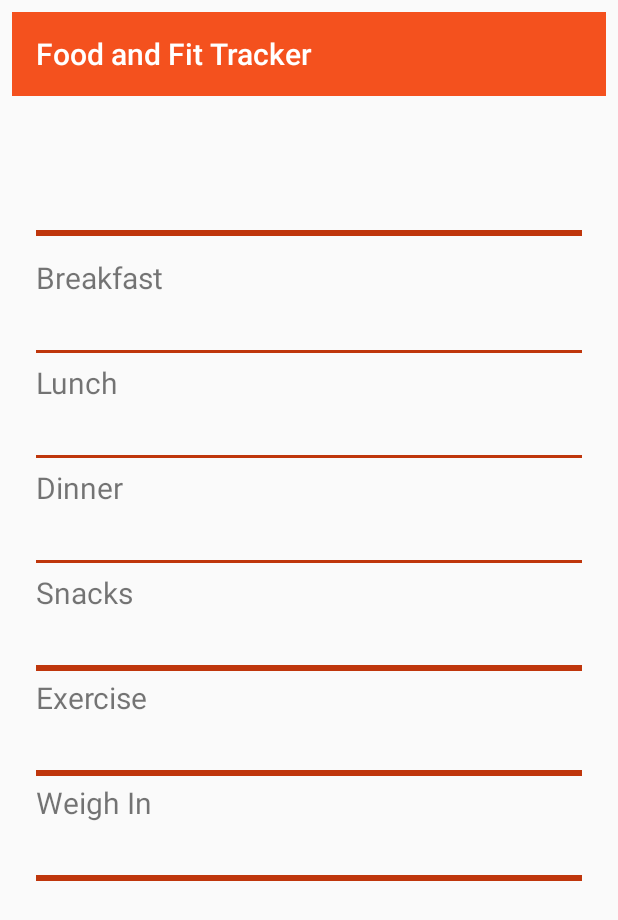
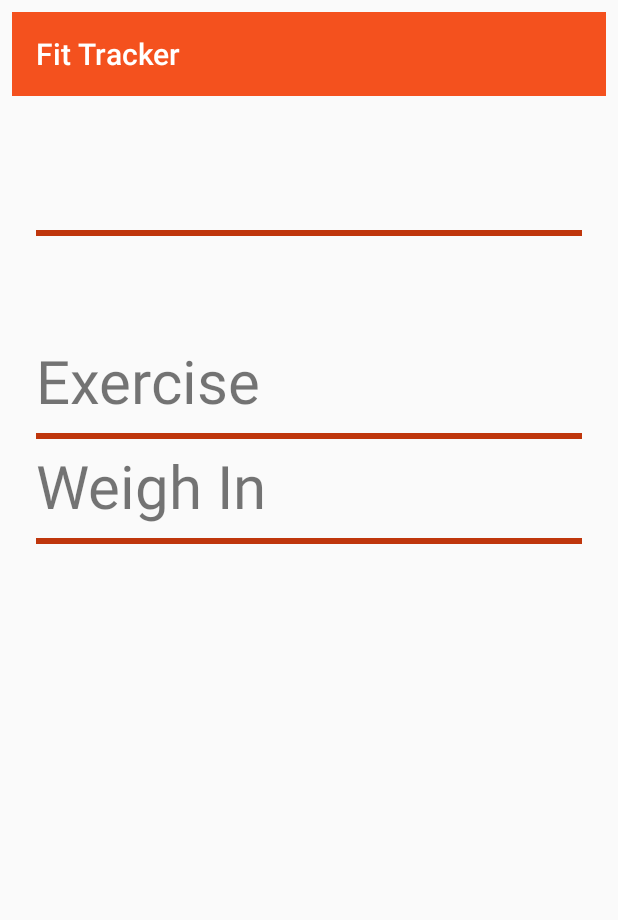
Before and after one commit to rob4abcba/FoodAndFitTracker, an Android app: the screen it shows after launch (MainActivity), on a phone screen of 412 x 824 dp. Shown: the top 920 px of the screen. Run offline under Robolectric (Android 15) with nearby library versions, the phone set to English and light mode, and no system bars; our stand-ins replace AdMob.

Commit message:
Changed UI

```diff
--- a/app/src/main/java/com/raemacias/foodandfittracker/MainActivity.java
+++ b/app/src/main/java/com/raemacias/foodandfittracker/MainActivity.java
@@ -27,7 +27,6 @@ public class MainActivity extends AppCompatActivity  {
 
         //Implement butterknife here
 
-        TextView breakfast = findViewById(R.id.breakfast);
         TextView exercise = findViewById(R.id.exercise);
 
         exercise.setOnClickListener(new View.OnClickListener() {
--- a/app/src/main/java/models/getCaloriesBurnedForExercises/Exercise.java
+++ b/app/src/main/java/models/getCaloriesBurnedForExercises/Exercise.java
@@ -10,14 +10,6 @@ import java.io.Serializable;
 
 public class Exercise implements Serializable {
     //This is the result of the query
-
-    @SerializedName("exercises")
-    @Expose
-    private ExerciseRequest[] exercises;
-
-    public ExerciseRequest[] getExercises() {
-        return exercises;
-    }
 
     @SerializedName("tag_id")
     private int tagId;
--- a/app/src/main/java/network/TrackerInterface.java
+++ b/app/src/main/java/network/TrackerInterface.java
@@ -36,7 +36,7 @@ public interface TrackerInterface {
     @Headers({
             "content-type: application/json",
             "x-app-id:c9a9b2dd",
-            "x-app-key:xxxx"
+            "x-app-key:xxx"
     })
     @POST("v2/natural/exercise")
     Call<ExerciseBase> getStringScalar(@Body ExerciseRequest query);
--- a/app/src/main/res/layout/activity_exercise.xml
+++ b/app/src/main/res/layout/activity_exercise.xml
@@ -18,36 +18,41 @@
         android:layout_width="match_parent"
         android:layout_height="wrap_content"
         android:hint="@string/hint_workout"
+        android:textSize="30sp"
          />
 
     <Button
         android:id="@+id/btn_submit"
-        android:layout_marginTop="18dp"
-        android:layout_width="match_parent"
+        android:layout_marginTop="24dp"
+        android:layout_width="wrap_content"
         android:layout_height="wrap_content"
+        android:padding="4dp"
+        android:textSize="20sp"
+        android:layout_gravity="center_vertical|center_horizontal"
         android:background="@color/colorAccent"
         android:textColor="@android:color/white"
         android:text="@string/action_submit"/>
 
 
 
-    <TextView
-        android:id="@+id/tv_exercise"
-        android:layout_width="match_parent"
-        android:text="@string/exercise"
-        android:padding="16dp"
-        android:textSize="20sp"
-        android:layout_height="@dimen/layout_height" />
+    <!--<TextView-->
+        <!--android:id="@+id/tv_exercise"-->
+        <!--android:layout_width="match_parent"-->
+        <!--android:text="@string/exercise"-->
+        <!--android:padding="16dp"-->
+        <!--android:textSize="20sp"-->
+        <!--android:layout_height="@dimen/layout_height" />-->
 
-    <TextView
-        android:id="@+id/tv_calories_burned"
-        android:layout_width="match_parent"
-        android:layout_height="@dimen/layout_height" />
+    <!--<TextView-->
+        <!--android:id="@+id/tv_calories_burned"-->
+        <!--android:layout_width="match_parent"-->
+        <!--android:layout_height="@dimen/layout_height" />-->
 
     <TextView
         android:id="@+id/tv_response"
         android:layout_marginTop="35dp"
         android:visibility="gone"
+        android:textSize="24sp"
         android:layout_width="match_parent"
         android:layout_height="wrap_content"/>
 
--- a/app/src/main/res/layout/activity_tracker.xml
+++ b/app/src/main/res/layout/activity_tracker.xml
@@ -39,94 +39,95 @@
                 android:background="@color/colorPrimaryDark"
                 android:visibility="visible" />
 
-            <TextView
-                android:id="@+id/breakfast"
-                android:layout_width="match_parent"
-                android:layout_height="70dp"
-                android:layout_marginTop="10dp"
-                android:paddingTop="8dp"
-                android:clickable="true"
-                android:focusable="true"
-                android:background="?attr/selectableItemBackground"
-                android:text="@string/breakfast"
-                android:textSize="20sp" />
+            <!--<TextView-->
+                <!--android:id="@+id/breakfast"-->
+                <!--android:layout_width="match_parent"-->
+                <!--android:layout_height="70dp"-->
+                <!--android:layout_marginTop="10dp"-->
+                <!--android:paddingTop="8dp"-->
+                <!--android:clickable="true"-->
+                <!--android:focusable="true"-->
+                <!--android:background="?attr/selectableItemBackground"-->
+                <!--android:text="@string/breakfast"-->
+                <!--android:textSize="20sp" />-->
 
-            <View
-                android:layout_width="match_parent"
-                android:layout_height="2dp"
-                android:layout_below="@id/breakfast"
-                android:background="@color/colorPrimaryDark"
-                android:visibility="visible" />
+            <!--<View-->
+                <!--android:layout_width="match_parent"-->
+                <!--android:layout_height="2dp"-->
+                <!--android:layout_below="@id/breakfast"-->
+                <!--android:background="@color/colorPrimaryDark"-->
+                <!--android:visibility="visible" />-->
 
-            <TextView
-                android:id="@+id/lunch"
-                android:layout_width="match_parent"
-                android:layout_height="70dp"
-                android:layout_below="@id/breakfast"
-                android:paddingTop="8dp"
-                android:clickable="true"
-                android:focusable="true"
-                android:background="?attr/selectableItemBackground"
-                android:text="@string/lunch"
-                android:textSize="20sp" />
+            <!--<TextView-->
+                <!--android:id="@+id/lunch"-->
+                <!--android:layout_width="match_parent"-->
+                <!--android:layout_height="70dp"-->
+                <!--android:layout_below="@id/breakfast"-->
+                <!--android:paddingTop="8dp"-->
+                <!--android:clickable="true"-->
+                <!--android:focusable="true"-->
+                <!--android:background="?attr/selectableItemBackground"-->
+                <!--android:text="@string/lunch"-->
+                <!--android:textSize="20sp" />-->
 
-            <View
-                android:layout_width="match_parent"
-                android:layout_height="2dp"
-                android:layout_below="@id/lunch"
-                android:background="@color/colorPrimaryDark"
-                android:visibility="visible" />
+            <!--<View-->
+                <!--android:layout_width="match_parent"-->
+                <!--android:layout_height="2dp"-->
+                <!--android:layout_below="@id/lunch"-->
+                <!--android:background="@color/colorPrimaryDark"-->
+                <!--android:visibility="visible" />-->
 
 
-            <TextView
-                android:id="@+id/dinner"
-                android:layout_width="match_parent"
-                android:layout_height="70dp"
-                android:layout_below="@id/lunch"
-                android:paddingTop="8dp"
-                android:text="@string/dinner"
-                android:clickable="true"
-                android:focusable="true"
-                android:background="?attr/selectableItemBackground"
-                android:textSize="20sp" />
+            <!--<TextView-->
+                <!--android:id="@+id/dinner"-->
+                <!--android:layout_width="match_parent"-->
+                <!--android:layout_height="70dp"-->
+                <!--android:layout_below="@id/lunch"-->
+                <!--android:paddingTop="8dp"-->
+                <!--android:text="@string/dinner"-->
+                <!--android:clickable="true"-->
+                <!--android:focusable="true"-->
+                <!--android:background="?attr/selectableItemBackground"-->
+                <!--android:textSize="20sp" />-->
 
-            <View
-                android:layout_width="match_parent"
-                android:layout_height="2dp"
-                android:layout_below="@id/dinner"
-                android:background="@color/colorPrimaryDark"
-                android:visibility="visible" />
+            <!--<View-->
+                <!--android:layout_width="match_parent"-->
+                <!--android:layout_height="2dp"-->
+                <!--android:layout_below="@id/dinner"-->
+                <!--android:background="@color/colorPrimaryDark"-->
+                <!--android:visibility="visible" />-->
 
-            <TextView
-                android:id="@+id/snacks"
-                android:layout_width="match_parent"
-                android:layout_height="70dp"
-                android:layout_below="@id/dinner"
-                android:paddingTop="8dp"
-                android:text="@string/snacks"
-                android:clickable="true"
-                android:focusable="true"
-                android:background="?attr/selectableItemBackground"
-                android:textSize="20sp" />
+            <!--<TextView-->
+                <!--android:id="@+id/snacks"-->
+                <!--android:layout_width="match_parent"-->
+                <!--android:layout_height="70dp"-->
+                <!--android:layout_below="@id/dinner"-->
+                <!--android:paddingTop="8dp"-->
+                <!--android:text="@string/snacks"-->
+                <!--android:clickable="true"-->
+                <!--android:focusable="true"-->
+                <!--android:background="?attr/selectableItemBackground"-->
+                <!--android:textSize="20sp" />-->
 
-            <View
-                android:layout_width="match_parent"
-                android:layout_height="4dp"
-                android:layout_below="@id/snacks"
-                android:background="@color/colorPrimaryDark"
-                android:visibility="visible" />
+            <!--<View-->
+                <!--android:layout_width="match_parent"-->
+                <!--android:layout_height="4dp"-->
+                <!--android:layout_below="@id/snacks"-->
+                <!--android:background="@color/colorPrimaryDark"-->
+                <!--android:visibility="visible" />-->
 
             <TextView
                 android:id="@+id/exercise"
                 android:layout_width="match_parent"
                 android:layout_height="70dp"
-                android:layout_below="@id/snacks"
                 android:paddingTop="8dp"
+                android:layout_centerHorizontal="true"
                 android:clickable="true"
                 android:focusable="true"
+                android:layout_marginTop="65dp"
                 android:background="?attr/selectableItemBackground"
                 android:text="@string/exercise"
-                android:textSize="20sp" />
+                android:textSize="40sp" />
 
             <View
                 android:layout_width="match_parent"
@@ -145,7 +146,7 @@
                 android:clickable="true"
                 android:focusable="true"
                 android:background="?attr/selectableItemBackground"
-                android:textSize="20sp" />
+                android:textSize="40sp" />
 
             <View
                 android:layout_width="match_parent"
--- a/app/src/main/res/values/strings.xml
+++ b/app/src/main/res/values/strings.xml
@@ -1,5 +1,5 @@
 <resources>
-    <string name="app_name">Food and Fit Tracker</string>
+    <string name="app_name">Fit Tracker</string>
 
     <!-- TODO: Remove or change this placeholder text -->
     <string name="exercise">Exercise</string>
```
Also changed, not shown: app/src/main/java/models/getCaloriesBurnedForExercises/ExerciseBase.java (+7 -1 lines).
